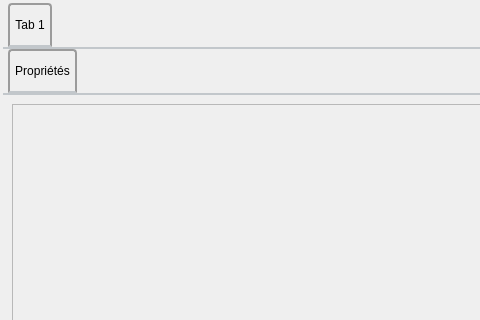
Old version of the form Lamia/iface/qgiswidget/tools/lamia_abstractformtool.ui in the repository Artelia/Lamia; both pictures show x 0 to 480 and y 0 to 320 of the 614 by 431 pixel window.
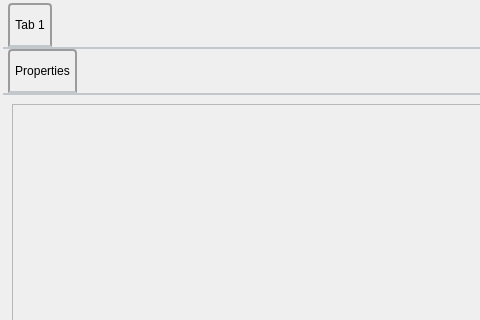
New version of the form.

Diff of the .ui file:
```diff
--- a/Lamia/iface/qgiswidget/tools/lamia_abstractformtool.ui
+++ b/Lamia/iface/qgiswidget/tools/lamia_abstractformtool.ui
@@ -177,7 +177,7 @@
          </property>
          <widget class="QWidget" name="tab_2">
           <attribute name="title">
-           <string>Propriétés</string>
+           <string>Properties</string>
           </attribute>
           <layout class="QVBoxLayout" name="verticalLayout_2">
            <item>
```
Left out of the diff: 4 changed lines with no effect on the pictures.
